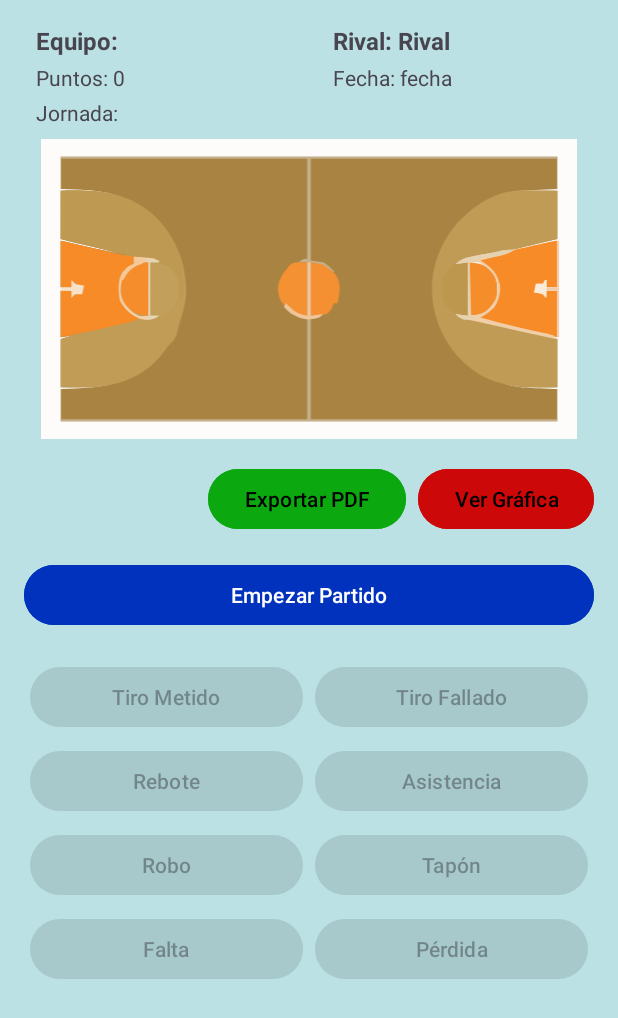
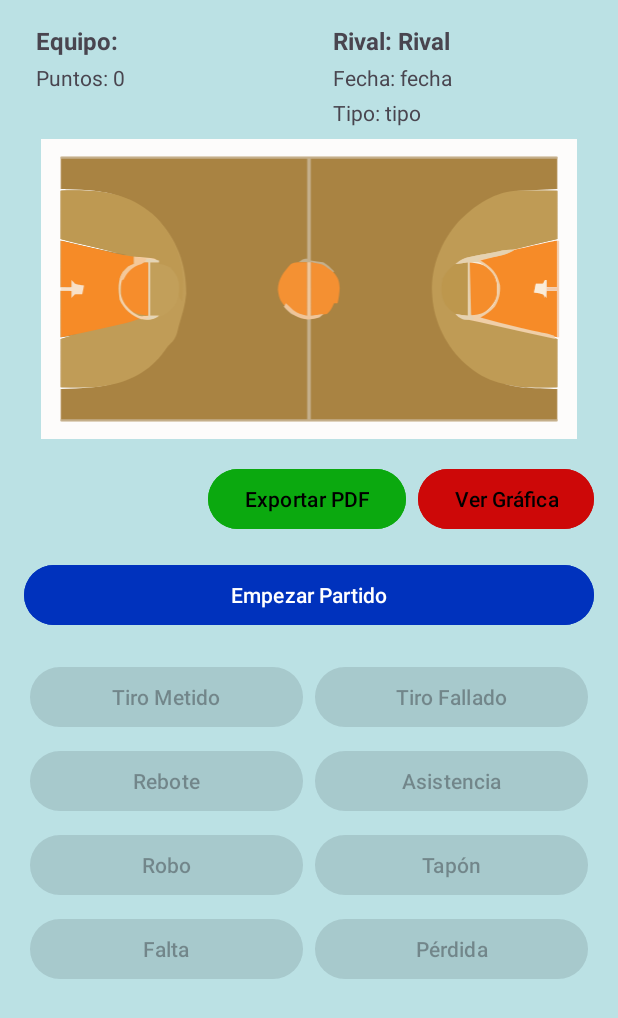
Before and after one commit to MiguelPavon2003/TFG, an Android app: the PantallaDeEstadisticaActivity screen opened directly, with no data from a screen before it, on a phone screen of 412 x 824 dp. Shown: the top 1018 px of the screen. Run offline under Robolectric (Android 15) with nearby library versions, the light colour scheme and no system bars; our stand-ins replace Firebase (no records; nobody signed in at launch, a user with empty details on screens opened directly).

Commit message:
Proyecto terminado

```diff
--- a/MiguelPavonLimones_TFG/app/src/main/java/com/example/miguelpavonlimones_tfg/PantallaDeEstadisticaActivity.kt
+++ b/MiguelPavonLimones_TFG/app/src/main/java/com/example/miguelpavonlimones_tfg/PantallaDeEstadisticaActivity.kt
@@ -22,6 +22,7 @@ class PantallaDeEstadisticaActivity : AppCompatActivity() {
     private lateinit var tvRival: TextView
     private lateinit var tvJornada: TextView
     private lateinit var tvFecha: TextView
+    private lateinit var tvTipo: TextView
 
     private lateinit var btnEmpezar: Button
     private lateinit var btnAcabar: Button
@@ -63,6 +64,7 @@ class PantallaDeEstadisticaActivity : AppCompatActivity() {
         tvRival = findViewById(R.id.tvRival)
         tvJornada = findViewById(R.id.tvJornada)
         tvFecha = findViewById(R.id.tvFecha)
+        tvTipo = findViewById(R.id.tvTipo)
 
         btnEmpezar = findViewById(R.id.btnEmpezarPartido)
         btnAcabar = findViewById(R.id.btnAcabarPartido)
@@ -88,11 +90,19 @@ class PantallaDeEstadisticaActivity : AppCompatActivity() {
         val rival = intent.getStringExtra("rival") ?: "Rival"
         val jornada = intent.getStringExtra("jornada") ?: ""
         val fecha = intent.getStringExtra("fecha") ?: "fecha"
+        val tipoPartido = intent.getStringExtra("tipo") ?: "tipo"
 
         tvEquipo.text = "Equipo: $nombreEquipo"
         tvRival.text = "Rival: $rival"
-        tvJornada.text = "Jornada: $jornada"
         tvFecha.text = "Fecha: $fecha"
+        tvTipo.text = "Tipo: $tipoPartido"
+
+        if (tipoPartido.equals("Liga", ignoreCase = true) && jornada.isNotBlank()) {
+            tvJornada.text = "Jornada: $jornada"
+            tvJornada.visibility = View.VISIBLE
+        } else {
+            tvJornada.visibility = View.GONE
+        }
 
         refEstadisticas = database.getReference("estadisticas").child(partidoId).child(nombreEquipo)
         refFinalizado = database.getReference("partidosFinalizados").child(partidoId)
--- a/MiguelPavonLimones_TFG/app/src/main/res/layout/activity_pantalla_de_estadistica.xml
+++ b/MiguelPavonLimones_TFG/app/src/main/res/layout/activity_pantalla_de_estadistica.xml
@@ -69,6 +69,13 @@
                 android:layout_height="wrap_content"
                 android:text="Fecha: "
                 android:layout_marginTop="4dp" />
+
+            <TextView
+                android:id="@+id/tvTipo"
+                android:layout_width="wrap_content"
+                android:layout_height="wrap_content"
+                android:text="Tipo: "
+                android:layout_marginTop="4dp"/>
         </LinearLayout>
     </LinearLayout>
 
--- a/MiguelPavonLimones_TFG/app/src/main/res/layout/activity_registrar_equipo.xml
+++ b/MiguelPavonLimones_TFG/app/src/main/res/layout/activity_registrar_equipo.xml
@@ -16,7 +16,7 @@
         android:text="Registrar equipo"
         android:textSize="22sp"
         android:textStyle="bold"
-        android:textColor="@android:color/white"
+        android:textColor="@color/white"
         app:layout_constraintTop_toTopOf="parent"
         app:layout_constraintStart_toStartOf="parent"
         app:layout_constraintEnd_toEndOf="parent"
--- a/MiguelPavonLimones_TFG/app/src/main/res/values/themes.xml
+++ b/MiguelPavonLimones_TFG/app/src/main/res/values/themes.xml
@@ -7,6 +7,7 @@
     <style name="Theme.MiguelPavonLimones_TFG.Splash" parent="Base.Theme.MiguelPavonLimones_TFG">
         <item name="android:windowSplashScreenBackground">@color/white</item>
         <item name="android:windowSplashScreenAnimatedIcon">@drawable/ic_launcher_foreground</item>
+        <item name="android:windowSplashScreenBrandingImage">@drawable/portada_branding3</item>
     </style>
 
 </resources>
```
Also changed, not shown: MiguelPavonLimones_TFG/app/src/main/res/drawable/portada_branding3.png (added), 1 other file.
